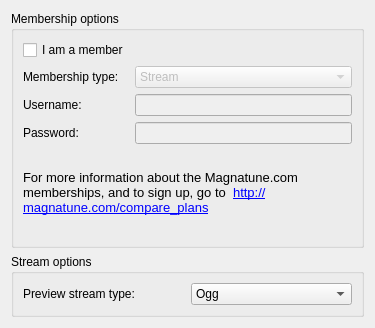
This is src/services/magnatune/MagnatuneConfigWidget.ui in KDE/amarok as Qt 5 draws it before an edit. The edited form follows.
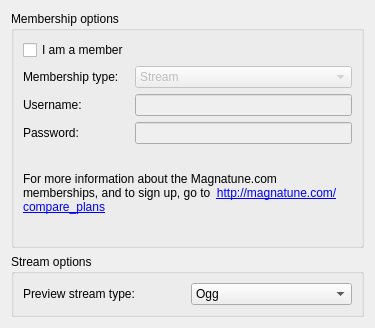
This is the edited form.

Commit message: Clean up config dialogs a bit. Font size consistency++.

The edit to the form file:
```diff
--- a/src/services/magnatune/MagnatuneConfigWidget.ui
+++ b/src/services/magnatune/MagnatuneConfigWidget.ui
@@ -94,11 +94,8 @@
          <string>&lt;!DOCTYPE HTML PUBLIC "-//W3C//DTD HTML 4.0//EN" "http://www.w3.org/TR/REC-html40/strict.dtd">
 &lt;html>&lt;head>&lt;meta name="qrichtext" content="1" />&lt;style type="text/css">
 p, li { white-space: pre-wrap; }
-&lt;/style>&lt;/head>&lt;body style=" font-family:'Sans Serif'; font-size:10pt; font-weight:400; font-style:normal;">
-&lt;p style=" margin-top:0px; margin-bottom:0px; margin-left:0px; margin-right:0px; -qt-block-indent:0; text-indent:0px;">For more information about the Magnatune.com memberships, and to sign up, go to  &lt;a href="http://magnatune.com/compare_plans?referal_id=amarok">&lt;span style=" text-decoration: underline; color:#0000ff;">http://magnatune.com/compare_plans&lt;/span>&lt;/a>&lt;/p>&lt;/body>&lt;/html></string>
-        </property>
-        <property name="textFormat" >
-         <enum>Qt::AutoText</enum>
+&lt;/style>&lt;/head>&lt;body style=" font-family:'Sans Serif'; font-size:9pt; font-weight:400; font-style:normal;">
+&lt;p style=" margin-top:0px; margin-bottom:0px; margin-left:0px; margin-right:0px; -qt-block-indent:0; text-indent:0px; font-size:10pt;">&lt;span style=" font-size:9pt;">For more information about the Magnatune.com memberships, and to sign up, go to  &lt;/span>&lt;a href="http://magnatune.com/compare_plans?referal_id=amarok">&lt;span style=" font-size:9pt; text-decoration: underline; color:#0000ff;">http://magnatune.com/compare_plans&lt;/span>&lt;/a>&lt;/p>&lt;/body>&lt;/html></string>
         </property>
         <property name="wordWrap" >
          <bool>true</bool>
```
The commit also changes 1 other file.
